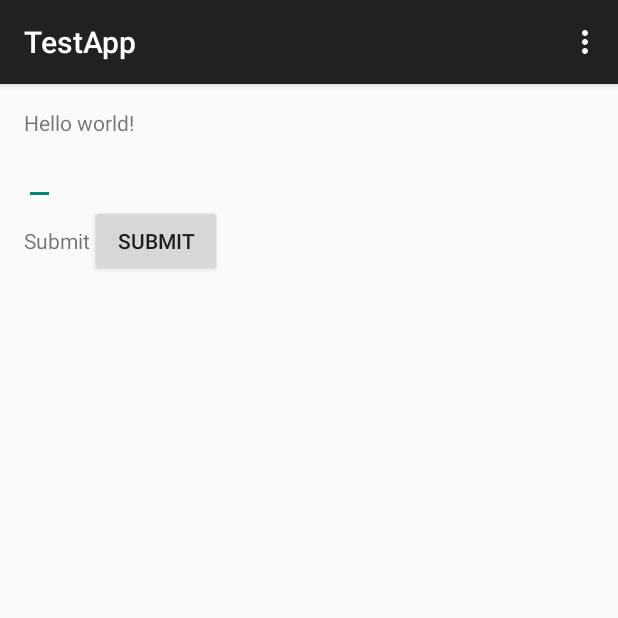
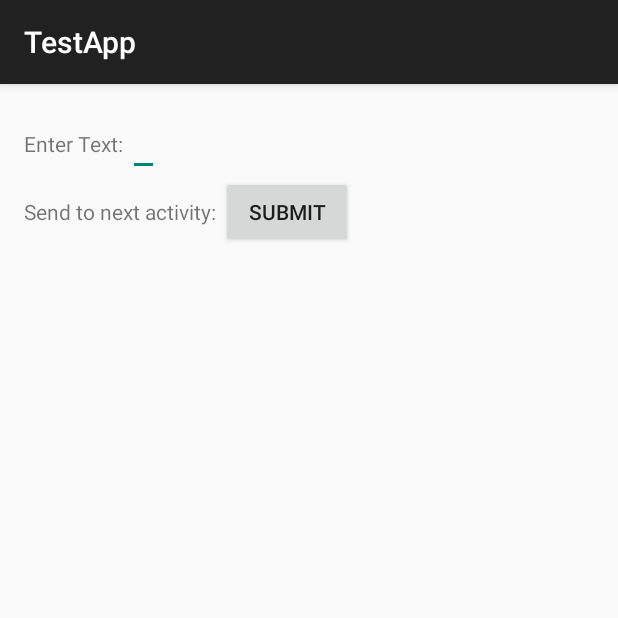
Before and after one commit to stumpj/PRClass, an Android app: the screen it shows after launch (MainActivity), on a phone screen of 412 x 824 dp, the top half of it. Run offline under Robolectric (Android 15) with nearby library versions, the phone set to English and light mode, and no system bars.

Commit message:
Added comments

```diff
--- a/app/src/main/java/com/example/jim/testapp/Activities/Activities/MainActivity.java
+++ b/app/src/main/java/com/example/jim/testapp/Activities/Activities/MainActivity.java
@@ -1,66 +1,42 @@
 package com.example.jim.testapp.Activities.Activities;
 
 import android.content.Intent;
-import android.support.v7.app.ActionBarActivity;
 import android.os.Bundle;
 import android.support.v7.app.AppCompatActivity;
 import android.util.Log;
-import android.view.Menu;
-import android.view.MenuItem;
 import android.view.View;
-import android.widget.Button;
 import android.widget.EditText;
-import android.widget.TextView;
 
 import com.example.jim.testapp.R;
 
 public class MainActivity extends AppCompatActivity {
 
-    public static final String MAIN_TEXT = "etxttext";
+    //constant for the tag (or key) for data passed via intent
+    public static final String INTENT_TAG_MAIN_TEXT = "etxttext";
 
     @Override
     protected void onCreate(Bundle savedInstanceState) {
         super.onCreate(savedInstanceState);
         setContentView(R.layout.activity_main);
 
-
     }
 
-    @Override
-    public boolean onCreateOptionsMenu(Menu menu) {
-        // Inflate the menu; this adds items to the action bar if it is present.
-        getMenuInflater().inflate(R.menu.menu_main, menu);
-        return true;
-    }
-
-    @Override
-    public boolean onOptionsItemSelected(MenuItem item) {
-        // Handle action bar item clicks here. The action bar will
-        // automatically handle clicks on the Home/Up button, so long
-        // as you specify a parent activity in AndroidManifest.xml.
-        int id = item.getItemId();
-
-        //noinspection SimplifiableIfStatement
-        if (id == R.id.action_settings) {
-            return true;
-        }
-
-        return super.onOptionsItemSelected(item);
-    }
-
+    //one way to add onClick handling
     public void xmlClick(View v) {
         EditText etxt = (EditText) findViewById(R.id.main_etxt);
+        //
         String mytxt = etxt.getText().toString();
 
         Intent i = new Intent(this, AnotherActivity.class);
-        i.putExtra(MAIN_TEXT, mytxt);
+        i.putExtra(INTENT_TAG_MAIN_TEXT, mytxt);
         startActivity(i);
     }
 
+    //alternate way to create onClick handling
+    //then, on the button, setOnClickListener(new MyButtonClick);
     private class MyButtonClick implements View.OnClickListener {
         @Override
         public void onClick(View v) {
-
             Log.i("Main", "Button Click");
         }
     }
--- a/app/src/main/res/layout/activity_main.xml
+++ b/app/src/main/res/layout/activity_main.xml
@@ -5,15 +5,6 @@
     android:paddingTop="@dimen/activity_vertical_margin"
     android:paddingBottom="@dimen/activity_vertical_margin" tools:context=".MainActivity"
     android:orientation="vertical">
-
-    <TextView android:text="@string/hello_world" android:layout_width="wrap_content"
-        android:layout_height="wrap_content"
-        android:id="@+id/main_txt_hello"/>
-
-    <EditText
-        android:layout_width="wrap_content"
-        android:layout_height="wrap_content"
-        android:id="@+id/main_etxt"/>
 
     <LinearLayout
         android:layout_width="match_parent"
@@ -23,7 +14,25 @@
         <TextView
             android:layout_width="wrap_content"
             android:layout_height="wrap_content"
-            android:text="Submit"/>
+            android:text="Enter Text: "/>
+
+        <EditText
+            android:layout_width="wrap_content"
+            android:layout_height="wrap_content"
+            android:id="@+id/main_etxt"/>
+
+
+    </LinearLayout>
+
+    <LinearLayout
+        android:layout_width="match_parent"
+        android:layout_height="wrap_content"
+        android:orientation="horizontal">
+
+        <TextView
+            android:layout_width="wrap_content"
+            android:layout_height="wrap_content"
+            android:text="Send to next activity: "/>
 
         <Button
             android:layout_width="wrap_content"
```
Also changed, not shown: app/src/main/java/com/example/jim/testapp/Activities/Activities/AnotherActivity.java (+6 -27 lines).
